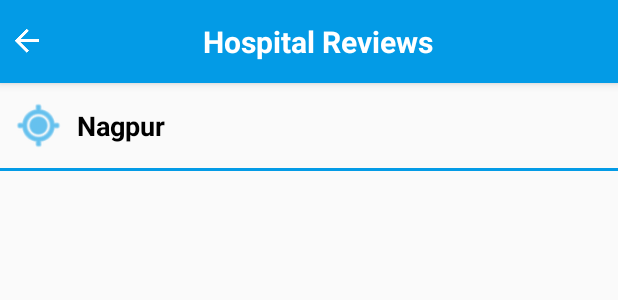
After one commit to Hrishi-3331/PhilipsHackathon, an Android app: the layout activity_hospital_reviews.xml on its own in the app's theme, with its tools: preview values and no code run, on a phone screen of 412 x 824 dp. The commit adds this screen. Shown: the top 300 px of the screen. Run offline under Robolectric (Android 15) with nearby library versions, the phone set to English and light mode, and no system bars.

Commit message:
Hospital reviews done

```diff
--- a/app/src/main/AndroidManifest.xml
+++ b/app/src/main/AndroidManifest.xml
@@ -17,7 +17,8 @@
             </intent-filter>
         </activity>
         <activity android:name=".MainActivity" />
-        <activity android:name=".Authentication"></activity>
+        <activity android:name=".Authentication" />
+        <activity android:name=".HospitalReviews"></activity>
     </application>
 
 </manifest>
--- a/app/src/main/java/com/hackathon/philips/dare2complete/philips/MainActivity.java
+++ b/app/src/main/java/com/hackathon/philips/dare2complete/philips/MainActivity.java
@@ -1,5 +1,6 @@
 package com.hackathon.philips.dare2complete.philips;
 
+import android.content.Intent;
 import android.support.v7.app.AppCompatActivity;
 import android.os.Bundle;
 
@@ -9,5 +10,6 @@ public class MainActivity extends AppCompatActivity {
     protected void onCreate(Bundle savedInstanceState) {
         super.onCreate(savedInstanceState);
         setContentView(R.layout.activity_main);
+        startActivity(new Intent(MainActivity.this, HospitalReviews.class));
     }
 }
--- /dev/null
+++ b/app/src/main/res/drawable/block_card.xml
@@ -0,0 +1,5 @@
+<?xml version="1.0" encoding="utf-8"?>
+<shape xmlns:android="http://schemas.android.com/apk/res/android">
+    <solid android:color="@android:color/white"/>
+    <stroke android:width="1dp" android:color="@color/colorPrimary"/>
+</shape>
--- /dev/null
+++ b/app/src/main/res/layout/activity_hospital_reviews.xml
@@ -0,0 +1,88 @@
+<?xml version="1.0" encoding="utf-8"?>
+<LinearLayout xmlns:android="http://schemas.android.com/apk/res/android"
+    xmlns:app="http://schemas.android.com/apk/res-auto"
+    xmlns:tools="http://schemas.android.com/tools"
+    android:layout_width="match_parent"
+    android:layout_height="match_parent"
+    android:orientation="vertical"
+    tools:context=".HospitalReviews">
+
+    <LinearLayout
+        android:gravity="center"
+        android:elevation="4dp"
+        android:background="@color/colorPrimary"
+        android:layout_width="match_parent"
+        android:layout_height="wrap_content"
+        android:orientation="horizontal"
+        >
+
+        <ImageButton
+            android:onClick="goBack"
+            android:layout_margin="5dp"
+            android:layout_width="25dp"
+            android:layout_height="25dp"
+            android:src="@mipmap/baseline_arrow_back_white_24"
+            android:background="@android:color/transparent"
+            />
+
+        <TextView
+            android:layout_width="0dp"
+            android:layout_height="wrap_content"
+            android:layout_weight="1"
+            android:padding="14dp"
+            android:text="Hospital Reviews"
+            android:textAlignment="center"
+            android:textColor="@android:color/white"
+            android:textSize="20sp"
+            android:textStyle="bold" />
+
+        <ImageButton
+            android:layout_width="25dp"
+            android:layout_height="25dp"
+            android:background="@android:color/transparent"
+            />
+
+    </LinearLayout>
+
+    <LinearLayout
+        android:layout_width="match_parent"
+        android:layout_height="wrap_content"
+        android:padding="8dp"
+        android:orientation="horizontal"
+        android:gravity="center"
+        >
+
+        <ImageView
+            android:layout_width="35dp"
+            android:layout_height="35dp"
+            android:tint="@color/colorPrimary"
+            app:srcCompat="@android:drawable/ic_menu_mylocation" />
+
+        <TextView
+            android:layout_width="match_parent"
+            android:layout_height="wrap_content"
+            android:padding="8dp"
+            android:text="Nagpur"
+            android:textColor="@android:color/black"
+            android:textSize="18sp"
+            android:textStyle="bold" />
+
+    </LinearLayout>
+
+    <LinearLayout
+        android:layout_width="match_parent"
+        android:layout_height="2dp"
+        android:background="@color/colorPrimary"
+        />
+
+    <android.support.v7.widget.RecyclerView
+        android:layout_width="match_parent"
+        android:layout_height="wrap_content"
+        android:id="@+id/hospital_list"
+        >
+
+
+    </android.support.v7.widget.RecyclerView>
+
+
+</LinearLayout>
```
Also changed, not shown: app/src/main/java/com/hackathon/philips/dare2complete/philips/HospitalReviews.java (added, +84 -0 lines), app/src/main/java/com/hackathon/philips/dare2complete/philips/Objects/Hospital.java (added, +91 -0 lines), app/src/main/res/layout/review_block.xml (added, +68 -0 lines).
